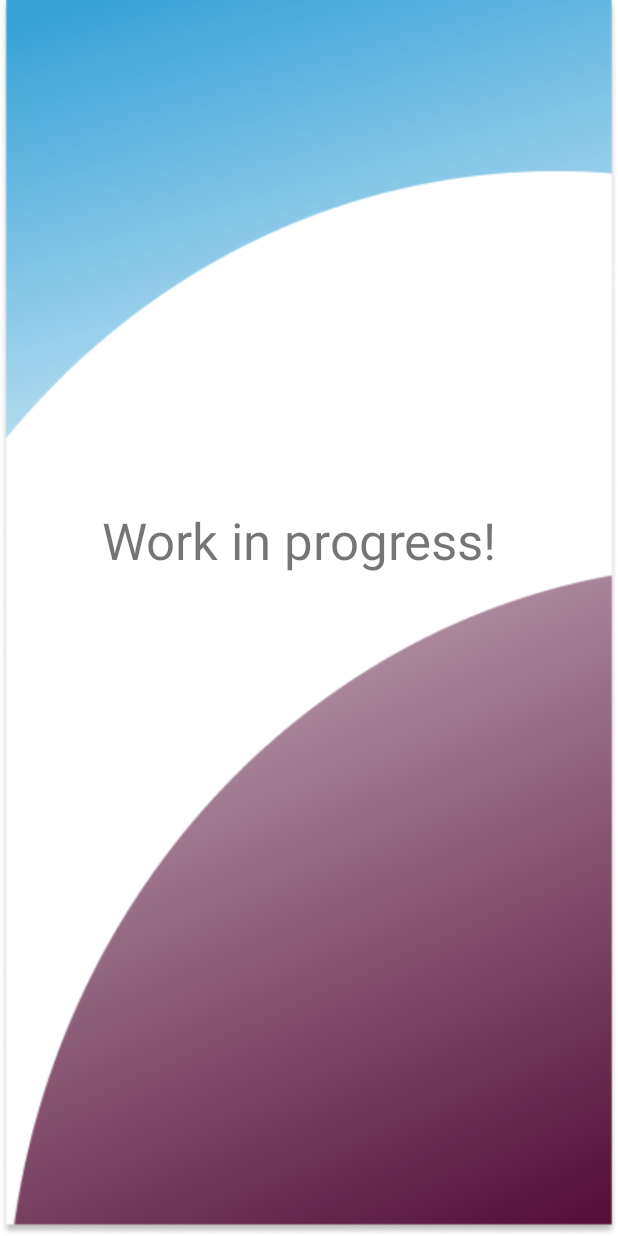
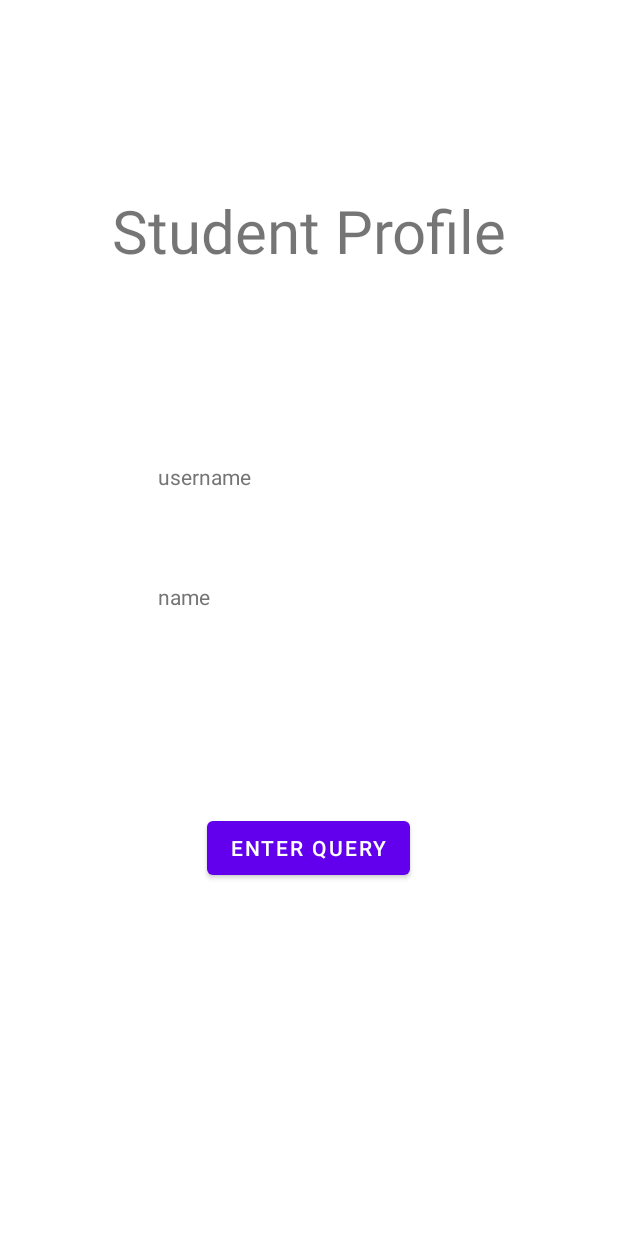
Before and after one commit to inQuery5187/inQuery2.0, an Android app: the layout activity_sprofile.xml on its own in the app's theme, with its tools: preview values and no code run, on a phone screen of 412 x 824 dp. Run offline under Robolectric (Android 15) with nearby library versions, the phone set to English and light mode, and no system bars.

Commit message:
slogin and stuff

```diff
--- a/app/build.gradle
+++ b/app/build.gradle
@@ -26,6 +26,9 @@ android {
         sourceCompatibility JavaVersion.VERSION_1_8
         targetCompatibility JavaVersion.VERSION_1_8
     }
+    buildFeatures {
+        viewBinding true
+    }
 }
 
 dependencies {
@@ -34,6 +37,8 @@ dependencies {
     implementation 'com.google.android.material:material:1.7.0'
     implementation 'androidx.constraintlayout:constraintlayout:2.1.4'
     implementation 'com.google.firebase:firebase-database:20.0.6'
+    implementation 'androidx.navigation:navigation-fragment:2.5.3'
+    implementation 'androidx.navigation:navigation-ui:2.5.3'
     testImplementation 'junit:junit:4.13.2'
     androidTestImplementation 'androidx.test.ext:junit:1.1.3'
     androidTestImplementation 'androidx.test.espresso:espresso-core:3.4.0'
--- a/app/src/main/AndroidManifest.xml
+++ b/app/src/main/AndroidManifest.xml
@@ -18,6 +18,9 @@
             android:exported="false" />
         <activity
             android:name=".f_signup"
+            android:exported="false" />
+        <activity
+            android:name=".s_query"
             android:exported="false" />
         <activity
             android:name=".s_profile"
--- a/app/src/main/java/com/example/inquery/f_profile.java
+++ b/app/src/main/java/com/example/inquery/f_profile.java
@@ -4,6 +4,7 @@ import androidx.annotation.NonNull;
 import androidx.appcompat.app.AppCompatActivity;
 
 import android.os.Bundle;
+import android.widget.Button;
 import android.widget.TextView;
 import android.widget.Toast;
 
@@ -16,6 +17,7 @@ import com.google.firebase.database.FirebaseDatabase;
 public class f_profile extends AppCompatActivity {
     DatabaseReference reference;
     TextView userId, name;
+    Button query;
     @Override
     protected void onCreate(Bundle savedInstanceState) {
         super.onCreate(savedInstanceState);
@@ -38,6 +40,7 @@ public class f_profile extends AppCompatActivity {
                     }
                 }
             }
+
         });
     }
 }
--- a/app/src/main/res/layout/activity_sprofile.xml
+++ b/app/src/main/res/layout/activity_sprofile.xml
@@ -4,20 +4,63 @@
     xmlns:tools="http://schemas.android.com/tools"
     android:layout_width="match_parent"
     android:layout_height="match_parent"
-    android:background="@drawable/newbg"
-    tools:context=".s_profile">
+    tools:context=".f_signup">
+
     <TextView
-        android:id="@+id/textView2"
-        android:layout_width="307dp"
-        android:layout_height="89dp"
+        android:id="@+id/userId"
+        android:layout_width="200dp"
+        android:layout_height="40dp"
+        android:layout_marginTop="308dp"
+        android:ems="10"
+        android:hint="@string/username_signup"
+        android:importantForAutofill="no"
+        android:inputType="textPersonName"
+        android:textColorHint="#757575"
+        app:layout_constraintEnd_toEndOf="parent"
+        app:layout_constraintHorizontal_bias="0.497"
+        app:layout_constraintStart_toStartOf="parent"
+        app:layout_constraintTop_toTopOf="parent"
+        tools:ignore="TouchTargetSizeCheck" />
+
+    <TextView
+        android:id="@+id/name"
+        android:layout_width="200dp"
+        android:layout_height="40dp"
+        android:layout_marginTop="40dp"
+        android:ems="10"
+        android:hint="@string/name"
+        android:importantForAutofill="no"
+        android:inputType="textPersonName"
+        android:textColorHint="#757575"
+        app:layout_constraintEnd_toEndOf="parent"
+        app:layout_constraintHorizontal_bias="0.497"
+        app:layout_constraintStart_toStartOf="parent"
+        app:layout_constraintTop_toBottomOf="@+id/userId"
+        tools:ignore="TouchTargetSizeCheck" />
+
+    <TextView
+        android:id="@+id/textView"
+        android:layout_width="365dp"
+        android:layout_height="116dp"
+        android:layout_marginTop="96dp"
         android:gravity="center"
-        android:text="Work in progress!"
-        android:textSize="34sp"
+        android:text="Student Profile"
+        android:textSize="40sp"
+        app:layout_constraintEnd_toEndOf="parent"
+        app:layout_constraintStart_toStartOf="parent"
+        app:layout_constraintTop_toTopOf="parent" />
+
+    <Button
+        android:id="@+id/button"
+        android:layout_width="wrap_content"
+        android:layout_height="wrap_content"
+        android:layout_marginTop="113dp"
+        android:text="Enter Query"
         app:layout_constraintBottom_toBottomOf="parent"
         app:layout_constraintEnd_toEndOf="parent"
-        app:layout_constraintHorizontal_bias="0.438"
+        app:layout_constraintHorizontal_bias="0.498"
         app:layout_constraintStart_toStartOf="parent"
-        app:layout_constraintTop_toTopOf="parent"
-        app:layout_constraintVertical_bias="0.429" />
+        app:layout_constraintTop_toBottomOf="@+id/name"
+        app:layout_constraintVertical_bias="0.0" />
 
 </androidx.constraintlayout.widget.ConstraintLayout>
--- a/app/src/main/res/values/themes.xml
+++ b/app/src/main/res/values/themes.xml
@@ -13,4 +13,10 @@
         <item name="android:statusBarColor" tools:targetApi="l">?attr/colorPrimaryVariant</item>
         <!-- Customize your theme here. -->
     </style>
+    <style name="Theme.InQuery.NoActionBar">
+        <item name="windowActionBar">false</item>
+        <item name="windowNoTitle">true</item>
+    </style>
+    <style name="Theme.InQuery.AppBarOverlay" parent="ThemeOverlay.AppCompat.Dark.ActionBar" />
+    <style name="Theme.InQuery.PopupOverlay" parent="ThemeOverlay.AppCompat.Light" />
 </resources>
```
Also changed, not shown: app/src/main/java/com/example/inquery/s_profile.java (+44 -1 lines), app/src/main/res/layout/activity_fprofile.xml (+14 -1 lines), app/src/main/res/values/strings.xml (+9 -0 lines).
